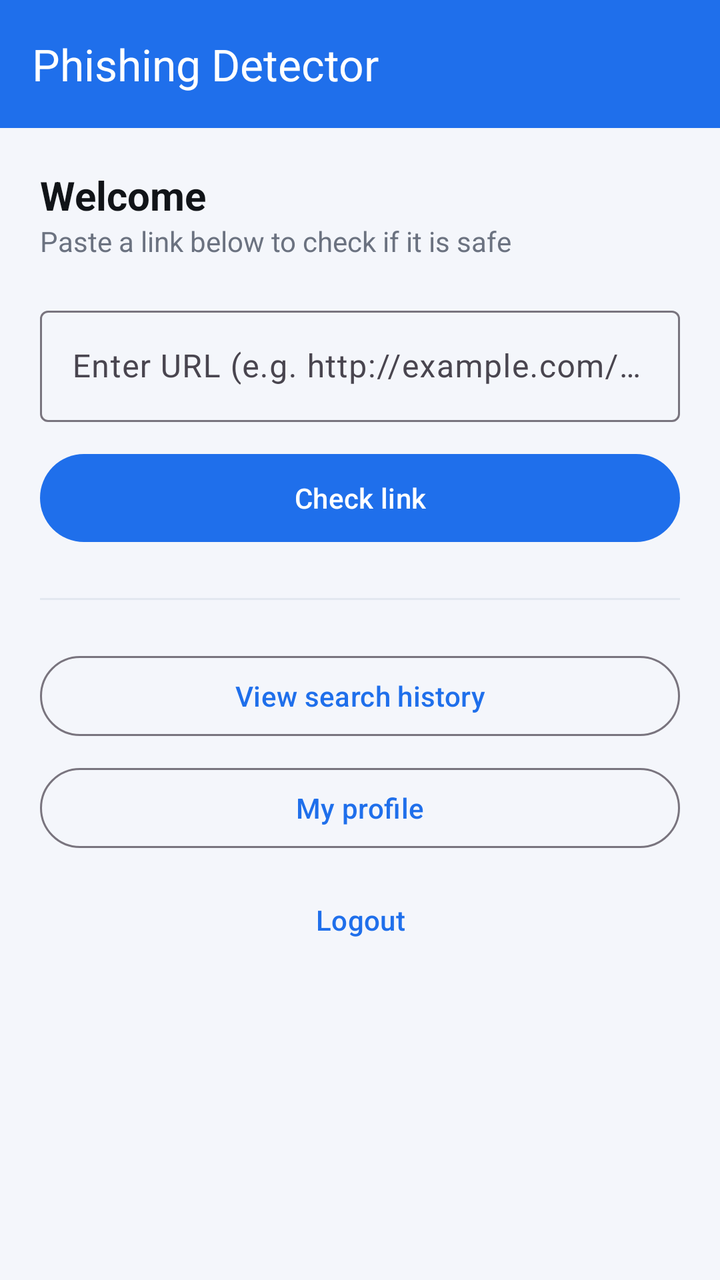
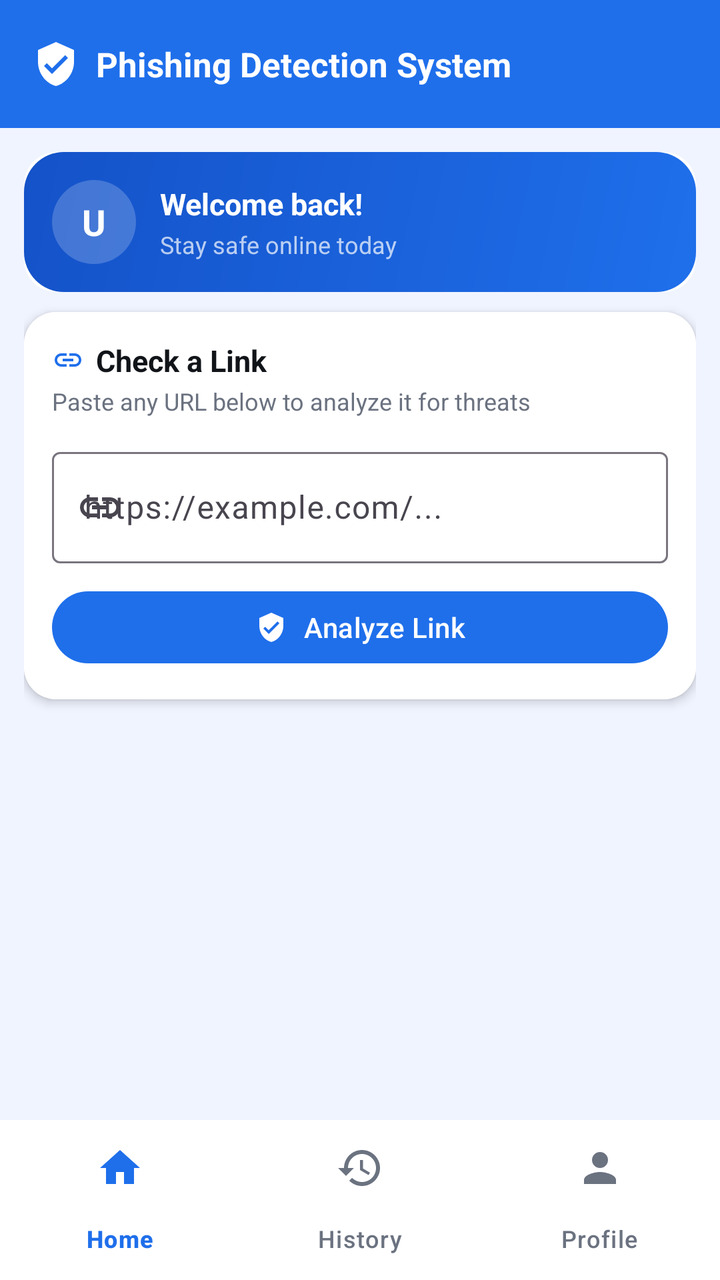

Compare the two renders of this Android layout. The source of the first and the diff that turns it into the second are given below.
<!-- AndroidManifest.xml: application theme Theme.PhishingDetector -->
<!-- res/layout/activity_home.xml -->
<?xml version="1.0" encoding="utf-8"?>
<LinearLayout xmlns:android="http://schemas.android.com/apk/res/android"
    android:layout_width="match_parent" android:layout_height="match_parent"
    android:orientation="vertical">

    <com.google.android.material.appbar.MaterialToolbar
        android:id="@+id/toolbar" android:layout_width="match_parent"
        android:layout_height="?attr/actionBarSize" android:background="@color/primary"
        app:title="Phishing Detector" app:titleTextColor="@color/white"
        xmlns:app="http://schemas.android.com/apk/res-auto"/>

    <ScrollView android:layout_width="match_parent" android:layout_height="match_parent"
        android:fillViewport="true">
        <LinearLayout android:layout_width="match_parent" android:layout_height="wrap_content"
            android:orientation="vertical" android:padding="20dp">

            <TextView android:id="@+id/tvWelcome" android:layout_width="wrap_content"
                android:layout_height="wrap_content" android:text="Welcome"
                android:textSize="20sp" android:textStyle="bold" android:textColor="@color/text"/>
            <TextView android:layout_width="wrap_content" android:layout_height="wrap_content"
                android:text="Paste a link below to check if it is safe"
                android:textColor="@color/text_muted" android:layout_marginBottom="20dp"/>

            <com.google.android.material.textfield.TextInputLayout
                xmlns:app="http://schemas.android.com/apk/res-auto"
                android:layout_width="match_parent" android:layout_height="wrap_content"
                android:hint="Enter URL (e.g. http://example.com/login)"
                style="@style/Widget.Material3.TextInputLayout.OutlinedBox">
                <com.google.android.material.textfield.TextInputEditText
                    android:id="@+id/etUrl" android:layout_width="match_parent"
                    android:layout_height="wrap_content" android:inputType="textUri"/>
            </com.google.android.material.textfield.TextInputLayout>

            <com.google.android.material.button.MaterialButton
                android:id="@+id/btnCheck" android:layout_width="match_parent"
                android:layout_height="52dp" android:text="Check link" android:layout_marginTop="12dp"/>

            <ProgressBar android:id="@+id/progress" android:layout_width="wrap_content"
                android:layout_height="wrap_content" android:visibility="gone"
                android:layout_gravity="center" android:layout_marginTop="16dp"/>

            <LinearLayout android:id="@+id/resultCard" android:layout_width="match_parent"
                android:layout_height="wrap_content" android:orientation="vertical"
                android:background="@drawable/bg_result" android:padding="20dp"
                android:layout_marginTop="20dp" android:visibility="gone">
                <TextView android:id="@+id/tvResult" android:layout_width="wrap_content"
                    android:layout_height="wrap_content" android:text="Safe"
                    android:textSize="24sp" android:textStyle="bold"/>
                <TextView android:id="@+id/tvConfidence" android:layout_width="wrap_content"
                    android:layout_height="wrap_content" android:textColor="@color/text_muted"
                    android:layout_marginTop="4dp"/>
                <TextView android:id="@+id/tvCheckedUrl" android:layout_width="match_parent"
                    android:layout_height="wrap_content" android:textColor="@color/text"
                    android:layout_marginTop="8dp"/>
            </LinearLayout>

            <View android:layout_width="match_parent" android:layout_height="1dp"
                android:background="#E2E8F0" android:layout_marginVertical="24dp"/>

            <com.google.android.material.button.MaterialButton
                android:id="@+id/btnHistory" android:layout_width="match_parent"
                android:layout_height="wrap_content" android:text="View search history"
                style="@style/Widget.Material3.Button.OutlinedButton"/>
            <com.google.android.material.button.MaterialButton
                android:id="@+id/btnProfile" android:layout_width="match_parent"
                android:layout_height="wrap_content" android:text="My profile"
                style="@style/Widget.Material3.Button.OutlinedButton" android:layout_marginTop="8dp"/>
            <com.google.android.material.button.MaterialButton
                android:id="@+id/btnLogout" android:layout_width="match_parent"
                android:layout_height="wrap_content" android:text="Logout"
                style="@style/Widget.Material3.Button.TextButton" android:layout_marginTop="8dp"/>
        </LinearLayout>
    </ScrollView>
</LinearLayout>
<!-- resources referenced by this layout -->
<resources>
  <color name="primary">#1F6FEB</color>
  <color name="text">#111418</color>
  <color name="text_muted">#6B7280</color>
  <color name="white">#FFFFFF</color>
  <!-- drawable bg_result (drawable) -->
  <?xml version="1.0" encoding="utf-8"?>
  <shape xmlns:android="http://schemas.android.com/apk/res/android" android:shape="rectangle">
      <solid android:color="@color/surface" />
      <corners android:radius="16dp" />
      <stroke android:width="2dp" android:color="@color/primary" />
  </shape>
  <style name="Theme.PhishingDetector" parent="Theme.Material3.Light.NoActionBar">
          <item name="colorPrimary">@color/primary</item>
          <item name="colorPrimaryDark">@color/primary_dark</item>
          <item name="colorOnPrimary">@color/white</item>
          <item name="android:windowBackground">@color/bg</item>
          <item name="android:statusBarColor" tools:targetApi="l">@color/primary_dark</item>
      </style>
  <color name="surface">#FFFFFF</color>
  <color name="primary_dark">#1A5FD0</color>
  <color name="bg">#F4F6FB</color>
</resources>

<!-- the commit's change to res/layout/activity_home.xml (unified diff, before → after) -->
@@ -1,74 +1,290 @@
 <?xml version="1.0" encoding="utf-8"?>
-<LinearLayout xmlns:android="http://schemas.android.com/apk/res/android"
-    android:layout_width="match_parent" android:layout_height="match_parent"
-    android:orientation="vertical">
-
-    <com.google.android.material.appbar.MaterialToolbar
-        android:id="@+id/toolbar" android:layout_width="match_parent"
-        android:layout_height="?attr/actionBarSize" android:background="@color/primary"
-        app:title="Phishing Detector" app:titleTextColor="@color/white"
-        xmlns:app="http://schemas.android.com/apk/res-auto"/>
-
-    <ScrollView android:layout_width="match_parent" android:layout_height="match_parent"
+<androidx.coordinatorlayout.widget.CoordinatorLayout
+    xmlns:android="http://schemas.android.com/apk/res/android"
+    xmlns:app="http://schemas.android.com/apk/res-auto"
+    android:layout_width="match_parent"
+    android:layout_height="match_parent"
+    android:background="@color/bg">
+
+    <com.google.android.material.appbar.AppBarLayout
+        android:layout_width="match_parent"
+        android:layout_height="wrap_content"
+        android:background="@color/primary"
+        app:elevation="4dp">
+
+        <com.google.android.material.appbar.MaterialToolbar
+            android:id="@+id/toolbar"
+            android:layout_width="match_parent"
+            android:layout_height="?attr/actionBarSize">
+
+            <LinearLayout
+                android:layout_width="wrap_content"
+                android:layout_height="wrap_content"
+                android:orientation="horizontal"
+                android:gravity="center_vertical">
+
+                <ImageView
+                    android:layout_width="24dp"
+                    android:layout_height="24dp"
+                    android:src="@drawable/ic_shield_white"
+                    android:layout_marginEnd="8dp"/>
+
+                <TextView
+                    android:layout_width="wrap_content"
+                    android:layout_height="wrap_content"
+                    android:text="Phishing Detection System"
+                    android:textColor="@color/white"
+                    android:textSize="17sp"
+                    android:textStyle="bold"/>
+
+            </LinearLayout>
+
+        </com.google.android.material.appbar.MaterialToolbar>
+    </com.google.android.material.appbar.AppBarLayout>
+
+    <ScrollView
+        android:layout_width="match_parent"
+        android:layout_height="match_parent"
+        app:layout_behavior="@string/appbar_scrolling_view_behavior"
         android:fillViewport="true">
-        <LinearLayout android:layout_width="match_parent" android:layout_height="wrap_content"
-            android:orientation="vertical" android:padding="20dp">
-
-            <TextView android:id="@+id/tvWelcome" android:layout_width="wrap_content"
-                android:layout_height="wrap_content" android:text="Welcome"
-                android:textSize="20sp" android:textStyle="bold" android:textColor="@color/text"/>
-            <TextView android:layout_width="wrap_content" android:layout_height="wrap_content"
-                android:text="Paste a link below to check if it is safe"
-                android:textColor="@color/text_muted" android:layout_marginBottom="20dp"/>
-
-            <com.google.android.material.textfield.TextInputLayout
-                xmlns:app="http://schemas.android.com/apk/res-auto"
-                android:layout_width="match_parent" android:layout_height="wrap_content"
-                android:hint="Enter URL (e.g. http://example.com/login)"
-                style="@style/Widget.Material3.TextInputLayout.OutlinedBox">
-                <com.google.android.material.textfield.TextInputEditText
-                    android:id="@+id/etUrl" android:layout_width="match_parent"
-                    android:layout_height="wrap_content" android:inputType="textUri"/>
-            </com.google.android.material.textfield.TextInputLayout>
-
-            <com.google.android.material.button.MaterialButton
-                android:id="@+id/btnCheck" android:layout_width="match_parent"
-                android:layout_height="52dp" android:text="Check link" android:layout_marginTop="12dp"/>
-
-            <ProgressBar android:id="@+id/progress" android:layout_width="wrap_content"
-                android:layout_height="wrap_content" android:visibility="gone"
-                android:layout_gravity="center" android:layout_marginTop="16dp"/>
-
-            <LinearLayout android:id="@+id/resultCard" android:layout_width="match_parent"
-                android:layout_height="wrap_content" android:orientation="vertical"
-                android:background="@drawable/bg_result" android:padding="20dp"
-                android:layout_marginTop="20dp" android:visibility="gone">
-                <TextView android:id="@+id/tvResult" android:layout_width="wrap_content"
-                    android:layout_height="wrap_content" android:text="Safe"
-                    android:textSize="24sp" android:textStyle="bold"/>
-                <TextView android:id="@+id/tvConfidence" android:layout_width="wrap_content"
-                    android:layout_height="wrap_content" android:textColor="@color/text_muted"
-                    android:layout_marginTop="4dp"/>
-                <TextView android:id="@+id/tvCheckedUrl" android:layout_width="match_parent"
-                    android:layout_height="wrap_content" android:textColor="@color/text"
-                    android:layout_marginTop="8dp"/>
+
+        <LinearLayout
+            android:layout_width="match_parent"
+            android:layout_height="wrap_content"
+            android:orientation="vertical"
+            android:padding="12dp"
+            android:paddingBottom="70dp">
+
+            
+            <androidx.cardview.widget.CardView
+                android:layout_width="match_parent"
+                android:layout_height="wrap_content"
+                app:cardCornerRadius="16dp"
+                app:cardElevation="0dp"
+                android:layout_marginBottom="10dp">
+
+                <LinearLayout
+                    android:layout_width="match_parent"
+                    android:layout_height="wrap_content"
+                    android:background="@drawable/bg_welcome_card"
+                    android:orientation="horizontal"
+                    android:padding="14dp"
+                    android:gravity="center_vertical">
+
+                    <TextView
+                        android:id="@+id/tvAvatar"
+                        android:layout_width="42dp"
+                        android:layout_height="42dp"
+                        android:background="@drawable/circle_white_alpha"
+                        android:gravity="center"
+                        android:text="U"
+                        android:textColor="@color/white"
+                        android:textSize="18sp"
+                        android:textStyle="bold"/>
+
+                    <LinearLayout
+                        android:layout_width="0dp"
+                        android:layout_height="wrap_content"
+                        android:layout_weight="1"
+                        android:orientation="vertical"
+                        android:layout_marginStart="12dp">
+
+                        <TextView
+                            android:id="@+id/tvWelcome"
+                            android:layout_width="wrap_content"
+                            android:layout_height="wrap_content"
+                            android:text="Welcome back!"
+                            android:textColor="@color/white"
+                            android:textSize="15sp"
+                            android:textStyle="bold"/>
+
+                        <TextView
+                            android:layout_width="wrap_content"
+                            android:layout_height="wrap_content"
+                            android:text="Stay safe online today"
+                            android:textColor="#B3FFFFFF"
+                            android:textSize="12sp"
+                            android:layout_marginTop="2dp"/>
+
+                    </LinearLayout>
+
+                </LinearLayout>
+            </androidx.cardview.widget.CardView>
+
+            
+            <androidx.cardview.widget.CardView
+                android:layout_width="match_parent"
+                android:layout_height="wrap_content"
+                app:cardCornerRadius="16dp"
+                app:cardElevation="3dp"
+                android:layout_marginBottom="10dp">
+
+                <LinearLayout
+                    android:layout_width="match_parent"
+                    android:layout_height="wrap_content"
+                    android:orientation="vertical"
+                    android:padding="14dp"
+                    android:background="@color/surface">
+
+                    <LinearLayout
+                        android:layout_width="wrap_content"
+                        android:layout_height="wrap_content"
+                        android:orientation="horizontal"
+                        android:gravity="center_vertical"
+                        android:layout_marginBottom="2dp">
+
+                        <ImageView
+                            android:layout_width="16dp"
+                            android:layout_height="16dp"
+                            android:src="@drawable/ic_link"
+                            app:tint="@color/primary"
+                            android:layout_marginEnd="6dp"/>
+
+                        <TextView
+                            android:layout_width="wrap_content"
+                            android:layout_height="wrap_content"
+                            android:text="Check a Link"
+                            android:textSize="15sp"
+                            android:textStyle="bold"
+                            android:textColor="@color/text"/>
+
+                    </LinearLayout>
+
+                    <TextView
+                        android:layout_width="wrap_content"
+                        android:layout_height="wrap_content"
+                        android:text="Paste any URL below to analyze it for threats"
+                        android:textColor="@color/text_muted"
+                        android:textSize="12sp"
+                        android:layout_marginBottom="12dp"/>
+
+                    <com.google.android.material.textfield.TextInputLayout
+                        android:layout_width="match_parent"
+                        android:layout_height="wrap_content"
+                        android:hint="https://example.com/..."
+                        style="@style/Widget.Material3.TextInputLayout.OutlinedBox"
+                        app:startIconDrawable="@drawable/ic_link">
+
+                        <com.google.android.material.textfield.TextInputEditText
+                            android:id="@+id/etUrl"
+                            android:layout_width="match_parent"
+                            android:layout_height="wrap_content"
+                            android:inputType="textUri"
+                            android:imeOptions="actionDone"/>
+
+                    </com.google.android.material.textfield.TextInputLayout>
+
+                    <com.google.android.material.button.MaterialButton
+                        android:id="@+id/btnCheck"
+                        android:layout_width="match_parent"
+                        android:layout_height="44dp"
+                        android:text="Analyze Link"
+                        android:textSize="14sp"
+                        android:layout_marginTop="10dp"
+                        app:icon="@drawable/ic_shield_white"
+                        app:iconGravity="textStart"
+                        app:iconSize="16dp"/>
+
+                    <ProgressBar
+                        android:id="@+id/progress"
+                        android:layout_width="wrap_content"
+                        android:layout_height="wrap_content"
+                        android:layout_gravity="center"
+                        android:visibility="gone"
+                        android:layout_marginTop="6dp"/>
+
+                </LinearLayout>
+            </androidx.cardview.widget.CardView>
+
+            
+            <LinearLayout
+                android:id="@+id/resultCard"
+                android:layout_width="match_parent"
+                android:layout_height="wrap_content"
+                android:orientation="vertical"
+                android:background="@drawable/bg_result"
+                android:padding="14dp"
+                android:visibility="gone">
+
+                <LinearLayout
+                    android:layout_width="match_parent"
+                    android:layout_height="wrap_content"
+                    android:orientation="horizontal"
+                    android:gravity="center_vertical">
+
+                    <ImageView
+                        android:id="@+id/imgResultIcon"
+                        android:layout_width="36dp"
+                        android:layout_height="36dp"
+                        android:src="@drawable/ic_check_circle"/>
+
+                    <LinearLayout
+                        android:layout_width="0dp"
+                        android:layout_height="wrap_content"
+                        android:layout_weight="1"
+                        android:orientation="vertical"
+                        android:layout_marginStart="12dp">
+
+                        <TextView
+                            android:id="@+id/tvResult"
+                            android:layout_width="wrap_content"
+                            android:layout_height="wrap_content"
+                            android:text="Safe"
+                            android:textSize="18sp"
+                            android:textStyle="bold"/>
+
+                        <TextView
+                            android:id="@+id/tvConfidence"
+                            android:layout_width="wrap_content"
+                            android:layout_height="wrap_content"
+                            android:textColor="@color/text_muted"
+                            android:textSize="12sp"
+                            android:layout_marginTop="1dp"/>
+
+                    </LinearLayout>
+
+                </LinearLayout>
+
+                <View
+                    android:layout_width="match_parent"
+                    android:layout_height="1dp"
+                    android:background="#20000000"
+                    android:layout_marginVertical="10dp"/>
+
+                <TextView
+                    android:layout_width="wrap_content"
+                    android:layout_height="wrap_content"
+                    android:text="ANALYZED URL"
+                    android:textSize="9sp"
+                    android:textColor="@color/text_muted"
+                    android:textAllCaps="true"
+                    android:letterSpacing="0.08"/>
+
+                <TextView
+                    android:id="@+id/tvCheckedUrl"
+                    android:layout_width="match_parent"
+                    android:layout_height="wrap_content"
+                    android:textColor="@color/text"
+                    android:textSize="12sp"
+                    android:layout_marginTop="3dp"
+                    android:ellipsize="end"
+                    android:maxLines="2"/>
+
             </LinearLayout>
 
-            <View android:layout_width="match_parent" android:layout_height="1dp"
-                android:background="#E2E8F0" android:layout_marginVertical="24dp"/>
-
-            <com.google.android.material.button.MaterialButton
-                android:id="@+id/btnHistory" android:layout_width="match_parent"
-                android:layout_height="wrap_content" android:text="View search history"
-                style="@style/Widget.Material3.Button.OutlinedButton"/>
-            <com.google.android.material.button.MaterialButton
-                android:id="@+id/btnProfile" android:layout_width="match_parent"
-                android:layout_height="wrap_content" android:text="My profile"
-                style="@style/Widget.Material3.Button.OutlinedButton" android:layout_marginTop="8dp"/>
-            <com.google.android.material.button.MaterialButton
-                android:id="@+id/btnLogout" android:layout_width="match_parent"
-                android:layout_height="wrap_content" android:text="Logout"
-                style="@style/Widget.Material3.Button.TextButton" android:layout_marginTop="8dp"/>
         </LinearLayout>
     </ScrollView>
-</LinearLayout>
+
+    <com.google.android.material.bottomnavigation.BottomNavigationView
+        android:id="@+id/bottomNav"
+        android:layout_width="match_parent"
+        android:layout_height="wrap_content"
+        android:layout_gravity="bottom"
+        android:background="@color/surface"
+        app:menu="@menu/bottom_nav"
+        app:itemIconTint="@color/nav_item_color"
+        app:itemTextColor="@color/nav_item_color"
+        app:labelVisibilityMode="labeled"
+        app:elevation="8dp"/>
+
+</androidx.coordinatorlayout.widget.CoordinatorLayout>
<!-- resource entries referenced after the edit -->
@@ -11,15 +11,56 @@
       <corners android:radius="16dp" />
       <stroke android:width="2dp" android:color="@color/primary" />
   </shape>
+  <!-- drawable bg_welcome_card (drawable) -->
+  <?xml version="1.0" encoding="utf-8"?>
+  <shape xmlns:android="http://schemas.android.com/apk/res/android"
+      android:shape="rectangle">
+      <gradient
+          android:startColor="#1F6FEB"
+          android:endColor="#1452C8"
+          android:angle="135"/>
+      <corners android:radius="20dp"/>
+  </shape>
+  <!-- drawable circle_white_alpha (drawable) -->
+  <?xml version="1.0" encoding="utf-8"?>
+  <shape xmlns:android="http://schemas.android.com/apk/res/android"
+      android:shape="oval">
+      <solid android:color="#33FFFFFF"/>
+  </shape>
+  <!-- drawable ic_check_circle (drawable) -->
+  <?xml version="1.0" encoding="utf-8"?>
+  <vector xmlns:android="http://schemas.android.com/apk/res/android"
+      android:width="48dp" android:height="48dp"
+      android:viewportWidth="24" android:viewportHeight="24">
+      <path android:fillColor="#1E8E3E"
+          android:pathData="M12,2C6.48,2 2,6.48 2,12s4.48,10 10,10 10,-4.48 10,-10S17.52,2 12,2zM10,17l-5,-5 1.41,-1.41L10,14.17l7.59,-7.59L19,8l-9,9z"/>
+  </vector>
+  <!-- drawable ic_link (drawable) -->
+  <?xml version="1.0" encoding="utf-8"?>
+  <vector xmlns:android="http://schemas.android.com/apk/res/android"
+      android:width="24dp" android:height="24dp"
+      android:viewportWidth="24" android:viewportHeight="24">
+      <path android:fillColor="@android:color/black"
+          android:pathData="M3.9,12c0,-1.71 1.39,-3.1 3.1,-3.1h4V7H7c-2.76,0-5,2.24-5,5s2.24,5 5,5h4v-1.9H7c-1.71,0-3.1,-1.39-3.1,-3.1zM8,13h8v-2H8v2zM17,7h-4v1.9h4c1.71,0 3.1,1.39 3.1,3.1s-1.39,3.1-3.1,3.1h-4V17h4c2.76,0 5,-2.24 5,-5s-2.24,-5-5,-5z"/>
+  </vector>
+  <!-- drawable ic_shield_white (drawable) -->
+  <?xml version="1.0" encoding="utf-8"?>
+  <vector xmlns:android="http://schemas.android.com/apk/res/android"
+      android:width="24dp" android:height="24dp"
+      android:viewportWidth="24" android:viewportHeight="24">
+      <path android:fillColor="#FFFFFF"
+          android:pathData="M12,1L3,5v6c0,5.55 3.84,10.74 9,12 5.16,-1.26 9,-6.45 9,-12V5l-9,-4zM10,17l-4,-4 1.41,-1.41L10,14.17l6.59,-6.59L18,9l-8,8z"/>
+  </vector>
   <style name="Theme.PhishingDetector" parent="Theme.Material3.Light.NoActionBar">
           <item name="colorPrimary">@color/primary</item>
           <item name="colorPrimaryDark">@color/primary_dark</item>
           <item name="colorOnPrimary">@color/white</item>
           <item name="android:windowBackground">@color/bg</item>
           <item name="android:statusBarColor" tools:targetApi="l">@color/primary_dark</item>
+          <item name="android:forceDarkAllowed">false</item>
       </style>
   <color name="surface">#FFFFFF</color>
-  <color name="primary_dark">#1A5FD0</color>
-  <color name="bg">#F4F6FB</color>
+  <color name="primary_dark">#1452C8</color>
+  <color name="bg">#F0F4FF</color>
 </resources>
 
